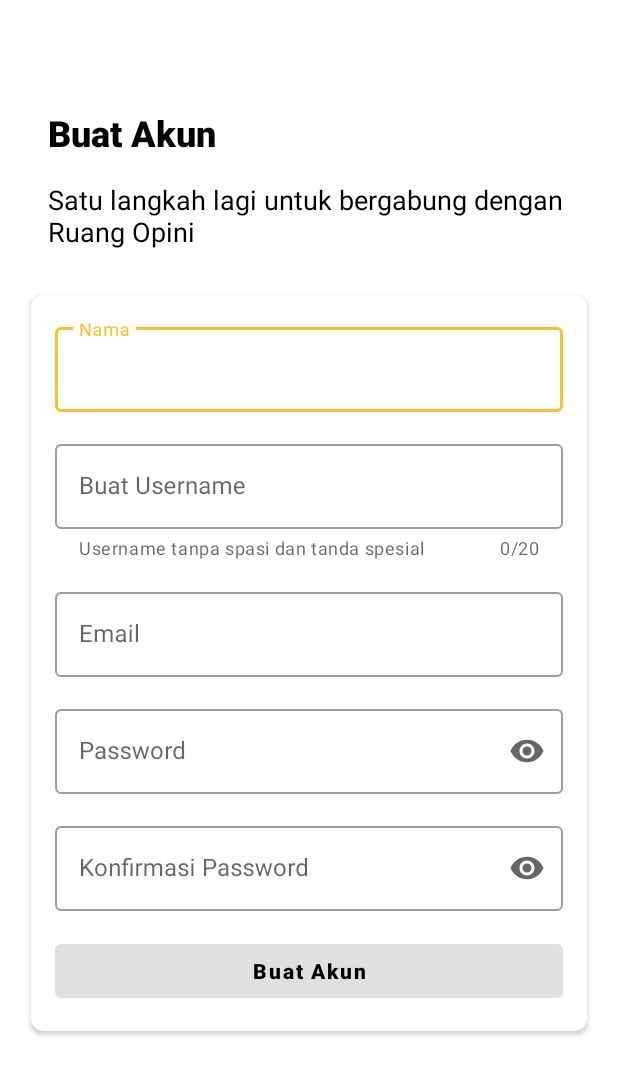
After one commit to Ruang-Opini/ruang-opini, an Android app: the layout activity_create_account.xml on its own in the app's theme, with its tools: preview values and no code run, on a phone screen of 412 x 824 dp. The commit adds this screen. Shown: the top 1075 px of the screen. Run offline under Robolectric (Android 15) with nearby library versions, the phone set to English and light mode, and no system bars.

Commit message:
add: CreateAccountActivity

```diff
--- /dev/null
+++ b/app/src/main/res/layout/activity_create_account.xml
@@ -0,0 +1,156 @@
+<?xml version="1.0" encoding="utf-8"?>
+<ScrollView xmlns:android="http://schemas.android.com/apk/res/android"
+    xmlns:app="http://schemas.android.com/apk/res-auto"
+    xmlns:tools="http://schemas.android.com/tools"
+    android:layout_width="match_parent"
+    android:layout_height="match_parent"
+    tools:context=".ui.register.createaccount.CreateAccountActivity">
+
+    <androidx.constraintlayout.widget.ConstraintLayout
+        android:layout_width="match_parent"
+        android:layout_height="wrap_content"
+        android:clipToPadding="false"
+        android:paddingBottom="16dp">
+
+        <TextView
+            android:id="@+id/textView"
+            android:layout_width="wrap_content"
+            android:layout_height="wrap_content"
+            android:layout_marginStart="32dp"
+            android:layout_marginTop="72dp"
+            android:text="Buat Akun"
+            android:textAppearance="@style/TextAppearance.AppCompat.Title"
+            android:textSize="@dimen/text_title_size"
+            android:textStyle="bold"
+            app:layout_constraintStart_toStartOf="parent"
+            app:layout_constraintTop_toTopOf="parent" />
+
+        <TextView
+            android:id="@+id/textView2"
+            android:layout_width="0dp"
+            android:layout_height="wrap_content"
+            android:layout_marginStart="32dp"
+            android:layout_marginTop="16dp"
+            android:layout_marginEnd="32dp"
+            android:text="Satu langkah lagi untuk bergabung dengan Ruang Opini"
+            android:textAppearance="@style/TextAppearance.AppCompat.Body1"
+            android:textSize="@dimen/text_subtitle_size"
+            app:layout_constraintEnd_toEndOf="parent"
+            app:layout_constraintStart_toStartOf="parent"
+            app:layout_constraintTop_toBottomOf="@+id/textView" />
+
+        <androidx.cardview.widget.CardView
+            android:layout_width="match_parent"
+            android:layout_height="wrap_content"
+            android:layout_marginStart="16dp"
+            android:layout_marginTop="24dp"
+            android:layout_marginEnd="16dp"
+            app:cardCornerRadius="8dp"
+            app:cardUseCompatPadding="true"
+            app:layout_constraintEnd_toEndOf="parent"
+            app:layout_constraintStart_toStartOf="parent"
+            app:layout_constraintTop_toBottomOf="@+id/textView2">
+
+            <LinearLayout
+                android:layout_width="match_parent"
+                android:layout_height="wrap_content"
+                android:orientation="vertical"
+                android:padding="16dp">
+
+                <com.google.android.material.textfield.TextInputLayout
+                    android:id="@+id/tilName"
+                    style="@style/Widget.MaterialComponents.TextInputLayout.OutlinedBox"
+                    android:layout_width="match_parent"
+                    android:layout_height="match_parent">
+
+                    <com.google.android.material.textfield.TextInputEditText
+                        android:id="@+id/edtName"
+                        android:layout_width="match_parent"
+                        android:layout_height="wrap_content"
+                        android:hint="Nama"
+                        android:inputType="textPersonName" />
+                </com.google.android.material.textfield.TextInputLayout>
+
+                <com.google.android.material.textfield.TextInputLayout
+                    android:id="@+id/tilUsername"
+                    style="@style/Widget.MaterialComponents.TextInputLayout.OutlinedBox"
+                    android:layout_width="match_parent"
+                    android:layout_height="match_parent"
+                    android:layout_marginTop="16dp"
+                    app:counterEnabled="true"
+                    app:counterMaxLength="20"
+                    app:helperText="Username tanpa spasi dan tanda spesial">
+
+                    <com.google.android.material.textfield.TextInputEditText
+                        android:id="@+id/edtUsername"
+                        android:layout_width="match_parent"
+                        android:layout_height="wrap_content"
+                        android:hint="Buat Username"
+                        android:maxLength="20" />
+                </com.google.android.material.textfield.TextInputLayout>
+
+                <com.google.android.material.textfield.TextInputLayout
+                    android:id="@+id/tilEmail"
+                    style="@style/Widget.MaterialComponents.TextInputLayout.OutlinedBox"
+                    android:layout_width="match_parent"
+                    android:layout_height="match_parent"
+                    android:layout_marginTop="16dp">
+
+                    <com.google.android.material.textfield.TextInputEditText
+                        android:id="@+id/edtEmail"
+                        android:layout_width="match_parent"
+                        android:layout_height="wrap_content"
+                        android:hint="Email"
+                        android:inputType="textEmailAddress" />
+                </com.google.android.material.textfield.TextInputLayout>
+
+                <com.google.android.material.textfield.TextInputLayout
+                    android:id="@+id/tilPassword"
+                    style="@style/Widget.MaterialComponents.TextInputLayout.OutlinedBox"
+                    android:layout_width="match_parent"
+                    android:layout_height="match_parent"
+                    android:layout_marginTop="16dp"
+                    app:endIconMode="password_toggle">
+
+                    <com.google.android.material.textfield.TextInputEditText
+                        android:id="@+id/edtPassword"
+                        android:layout_width="match_parent"
+                        android:layout_height="wrap_content"
+                        android:hint="Password"
+                        android:inputType="textPassword" />
+                </com.google.android.material.textfield.TextInputLayout>
+
+                <com.google.android.material.textfield.TextInputLayout
+                    android:id="@+id/tilConfirmPassword"
+                    style="@style/Widget.MaterialComponents.TextInputLayout.OutlinedBox"
+                    android:layout_width="match_parent"
+                    android:layout_height="match_parent"
+                    android:layout_marginTop="16dp"
+                    app:endIconMode="password_toggle">
+
+                    <com.google.android.material.textfield.TextInputEditText
+                        android:id="@+id/edtConfirmPassword"
+                        android:layout_width="match_parent"
+                        android:layout_height="wrap_content"
+                        android:hint="Konfirmasi Password"
+                        android:inputType="textPassword" />
+                </com.google.android.material.textfield.TextInputLayout>
+
+                <Button
+                    android:id="@+id/btnCreateAccount"
+                    android:layout_width="match_parent"
+                    android:layout_height="wrap_content"
+                    android:layout_marginTop="16dp"
+                    android:enabled="false"
+                    android:text="Buat Akun"
+                    android:textAllCaps="false"
+                    android:textColor="@color/black"
+                    android:textStyle="bold" />
+            </LinearLayout>
+
+        </androidx.cardview.widget.CardView>
+
+    </androidx.constraintlayout.widget.ConstraintLayout>
+
+
+</ScrollView>
--- a/app/src/main/res/values-night/themes.xml
+++ b/app/src/main/res/values-night/themes.xml
@@ -2,9 +2,9 @@
     <!-- Base application theme. -->
     <style name="Theme.RuangOpini" parent="Theme.MaterialComponents.DayNight.NoActionBar">
         <!-- Primary brand color. -->
-        <item name="colorPrimary">@color/black</item>
+        <item name="colorPrimary">@color/primary</item>
         <item name="colorPrimaryVariant">@color/black</item>
-        <item name="colorAccent">@color/primary</item>
+        <item name="colorAccent">@color/secondary</item>
         <!-- Secondary brand color. -->
         <item name="android:textColorPrimary">@color/white</item>
         <item name="titleTextColor">@color/white</item>
--- /dev/null
+++ b/app/src/main/res/values/dimens.xml
@@ -0,0 +1,5 @@
+<?xml version="1.0" encoding="utf-8"?>
+<resources>
+    <dimen name="text_title_size">24sp</dimen>
+    <dimen name="text_subtitle_size">18sp</dimen>
+</resources>
--- a/app/src/main/res/values/themes.xml
+++ b/app/src/main/res/values/themes.xml
@@ -2,9 +2,9 @@
     <!-- Base application theme. -->
     <style name="Theme.RuangOpini" parent="Theme.MaterialComponents.DayNight.NoActionBar">
         <!-- Primary brand color. -->
-        <item name="colorPrimary">@color/white</item>
+        <item name="colorPrimary">@color/primary</item>
         <item name="colorPrimaryVariant">@color/white</item>
-        <item name="colorAccent">@color/primary</item>
+        <item name="colorAccent">@color/secondary</item>
         <!-- Secondary brand color. -->
         <item name="android:textColorPrimary">@color/black</item>
         <item name="titleTextColor">@color/black</item>
```
Also changed, not shown: app/src/main/java/id/ruangopini/ui/register/createaccount/CreateAccountActivity.kt (added, +113 -0 lines), app/src/main/java/id/ruangopini/ui/register/createaccount/CreateAccountViewModel.kt (added, +77 -0 lines).
